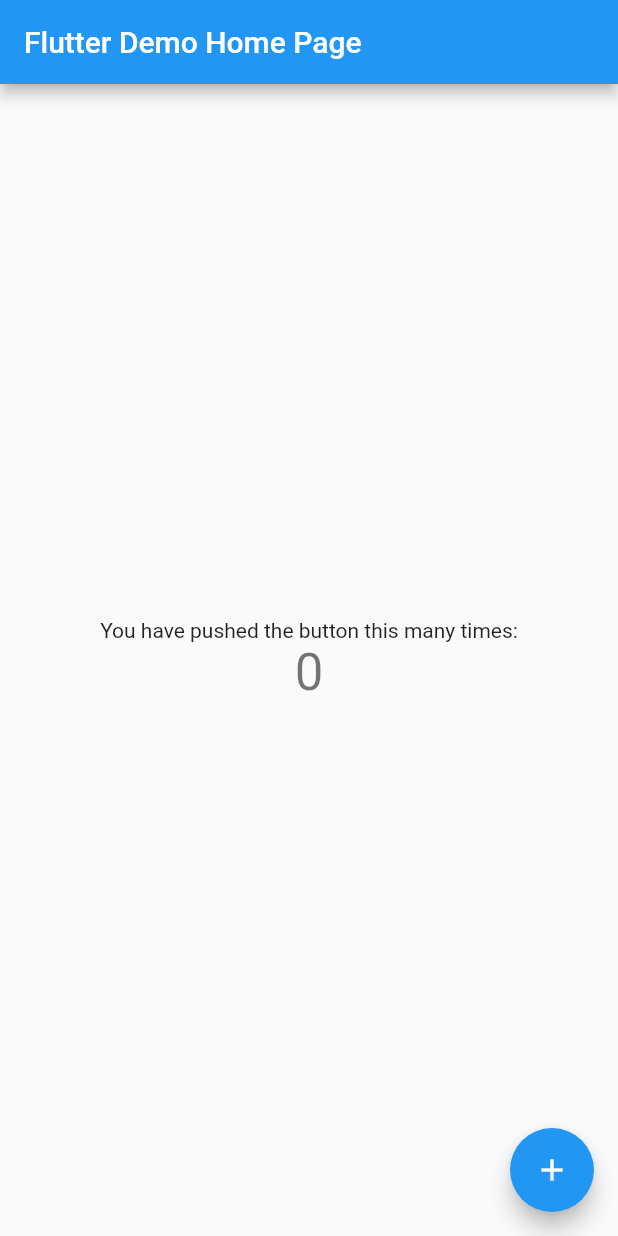
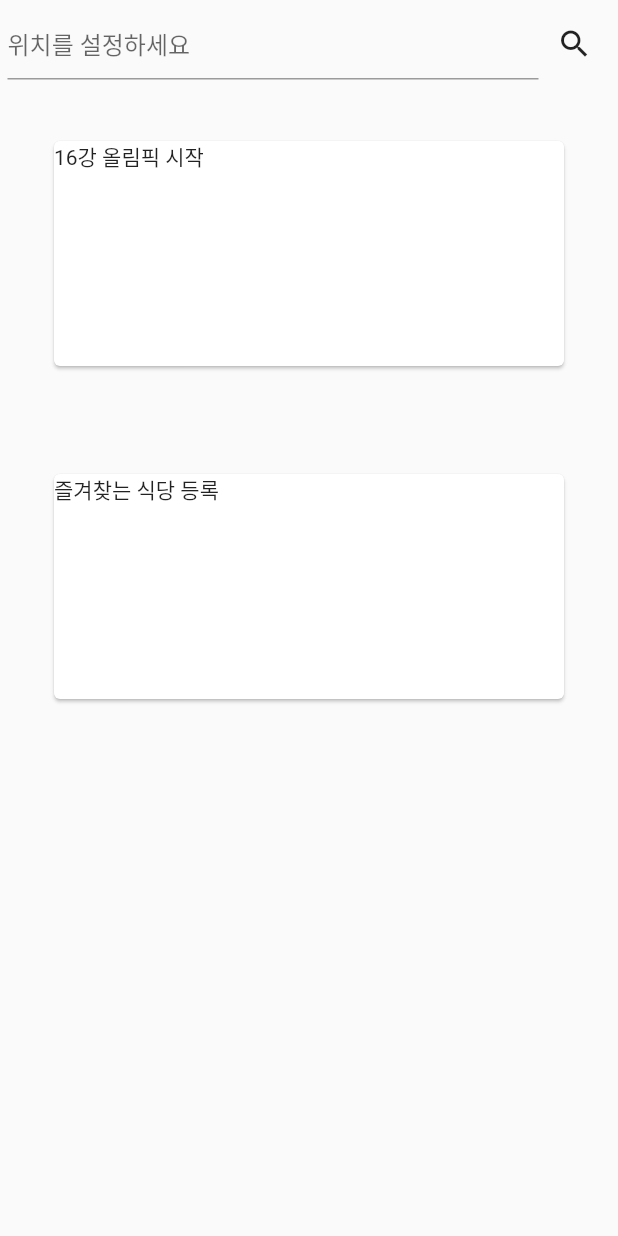
Before and after one commit to dobecom/wte_today, a Flutter app: the screen it shows after launch, on a phone screen of 412 x 824 dp. Run offline on Flutter 3.47's test engine with Material 2 defaults, Android fonts, the phone set to English and light mode, and no system bars.

Commit message:
홈화면 구조 생성, 시작설정 페이지 라우팅 등

```diff
--- a/lib/main.dart
+++ b/lib/main.dart
@@ -1,65 +1,210 @@
 import 'package:flutter/material.dart';
+import 'src/components/RestaurantDetail.dart';
+import 'src/components/StartOption.dart';
+import 'src/models/Restaurants.dart';
 
 void main() {
   runApp(const MyApp());
 }
 
+Widget registerRestaurantWidget = Container(
+  padding: const EdgeInsets.all(32),
+  child: Card(
+    child: InkWell(
+        splashColor: Colors.blue.withAlpha(30),
+        onTap: () {},
+        child: const SizedBox(
+          width: 300,
+          height: 150,
+          child: Text('즐겨찾는 식당 등록'),
+        )),
+  ),
+);
+
+class startOlympicWidget extends StatelessWidget {
+  const startOlympicWidget({Key? key}) : super(key: key);
+
+  @override
+  Widget build(BuildContext context) {
+    return Container(
+      padding: const EdgeInsets.all(32),
+      child: Card(
+        child: InkWell(
+            splashColor: Colors.blue.withAlpha(30),
+            onTap: () {
+              Navigator.push(context, MaterialPageRoute(builder: (context) {
+                return const StartOption();
+              }));
+            },
+            child: const SizedBox(
+              width: 300,
+              height: 150,
+              child: Text('16강 올림픽 시작'),
+            )),
+      ),
+    );
+  }
+}
+// Widget startOlympicWidget = Container(
+//   padding: const EdgeInsets.all(32),
+//   child: Card(
+//     child: InkWell(
+//         splashColor: Colors.blue.withAlpha(30),
+//         onTap: () {
+//           Navigator.push(context, )
+//         },
+//         child: const SizedBox(
+//           width: 300,
+//           height: 150,
+//           child: Text('16강 올림픽 시작'),
+//         )),
+//   ),
+// );
+
+Widget searchTextField = Container(
+  padding: const EdgeInsets.all(5),
+  child: Row(
+    children: [
+      Expanded(
+        child: TextFormField(
+          decoration: const InputDecoration(hintText: '위치를 설정하세요'),
+        ),
+      ),
+      IconButton(onPressed: () {}, icon: const Icon(Icons.search))
+    ],
+  ),
+);
+
+Widget textSection = const Padding(
+  padding: EdgeInsets.all(32),
+  child: Text(
+    'Text(String data, {Key? key, TextStyle? style, StrutStyle? strutStyle, TextAlign? textAlign, TextDirection? textDirection, Locale? locale, bool? softWrap, TextOverflow? overflow, double? textScaleFactor, int? maxLines, String? semanticsLabel, TextWidthBasis? textWidthBasis, TextHeightBehavior? textHeightBehavior})',
+    softWrap: true,
+  ),
+);
+
+Widget titleSection = Container(
+  padding: const EdgeInsets.all(32),
+  child: Row(
+    children: [
+      Expanded(
+        child: Column(
+          crossAxisAlignment: CrossAxisAlignment.start,
+          children: [
+            Container(
+              padding: const EdgeInsets.only(bottom: 8),
+              child: const Text(
+                'Oeschinen Lake Campground',
+                style: TextStyle(
+                  fontWeight: FontWeight.bold,
+                ),
+              ),
+            ),
+            Text(
+              'Kandersteg, Switzerland',
+              style: TextStyle(color: Colors.grey[500]),
+            ),
+          ],
+        ),
+      ),
+      const Icon(
+        Icons.star,
+        color: Colors.red,
+      ),
+      const Text('41')
+    ],
+  ),
+);
+
 class MyApp extends StatelessWidget {
   const MyApp({Key? key}) : super(key: key);
+
   @override
   Widget build(BuildContext context) {
+    Color color = Theme.of(context).primaryColor;
+    Widget buttonSection = Row(
+      mainAxisAlignment: MainAxisAlignment.spaceEvenly,
+      children: [
+        _buildButtonColumn(color, Icons.call, 'CALL'),
+        _buildButtonColumn(color, Icons.near_me, 'ROUTE'),
+        _buildButtonColumn(color, Icons.share, 'SHARE'),
+        TextFormField(
+          decoration: const InputDecoration(
+            hintText: 'hi',
+          ),
+        ),
+      ],
+    );
+
     return MaterialApp(
       title: 'Flutter Demo',
       theme: ThemeData(
         primarySwatch: Colors.blue,
       ),
-      home: const MyHomePage(title: 'Flutter Demo Home Page'),
+      home: MyHomePage(buttonSection: buttonSection),
     );
+  }
+
+  Column _buildButtonColumn(Color color, IconData icon, String label) {
+    return Column(
+        mainAxisSize: MainAxisSize.min,
+        mainAxisAlignment: MainAxisAlignment.center,
+        children: [
+          Icon(icon, color: color),
+          Container(
+            margin: const EdgeInsets.only(top: 8),
+            child: Text(
+              label,
+              style: TextStyle(
+                fontSize: 12,
+                fontWeight: FontWeight.w400,
+                color: color,
+              ),
+            ),
+          ),
+        ]);
   }
 }
 
 class MyHomePage extends StatefulWidget {
-  const MyHomePage({Key? key, required this.title}) : super(key: key);
-  final String title;
+  const MyHomePage({
+    Key? key,
+    required this.buttonSection,
+  }) : super(key: key);
+
+  final Widget buttonSection;
 
   @override
   State<MyHomePage> createState() => _MyHomePageState();
 }
 
 class _MyHomePageState extends State<MyHomePage> {
-  int _counter = 0;
-
-  void _incrementCounter() {
-    setState(() {
-      _counter++;
-    });
-  }
-
   @override
   Widget build(BuildContext context) {
     return Scaffold(
-      appBar: AppBar(
-        title: Text(widget.title),
+      body: ListView(
+        children: [
+          searchTextField,
+          const startOlympicWidget(),
+          registerRestaurantWidget,
+          // Image.asset(
+          //   'lib/images/platform.png',
+          //   width: 600,
+          //   height: 240,
+          //   fit: BoxFit.cover,
+          // ),
+          // titleSection,
+          // textSection,
+          // for (var restaurant in restaurants)
+          //   ListTile(
+          //       leading: Image.network(restaurant.picture as String),
+          //       title: Text(restaurant.name as String),
+          //       onTap: () => {
+          //             Navigator.of(context).push(MaterialPageRoute(
+          //                 builder: (context) => RestaurantDetail(restaurant)))
+          //           }),
+        ],
       ),
-      body: Center(
-        child: Column(
-          mainAxisAlignment: MainAxisAlignment.center,
-          children: <Widget>[
-            const Text(
-              'You have pushed the button this many times:',
-            ),
-            Text(
-              '$_counter',
-              style: Theme.of(context).textTheme.headline4,
-            ),
-          ],
-        ),
-      ),
-      floatingActionButton: FloatingActionButton(
-        onPressed: _incrementCounter,
-        tooltip: 'Increment',
-        child: const Icon(Icons.add),
-      ), // This trailing comma makes auto-formatting nicer for build methods.
     );
   }
 }
--- a/pubspec.yaml
+++ b/pubspec.yaml
@@ -56,6 +56,8 @@
   # included with your application, so that you can use the icons in
   # the material Icons class.
   uses-material-design: true
+  assets:
+    - lib/images/platform.png
 
   # To add assets to your application, add an assets section, like this:
   # assets:
```
Also changed, not shown: lib/src/components/RestaurantDetail.dart (added, +18 -0 lines), lib/src/components/StartOption.dart (added, +51 -0 lines), lib/src/models/Restaurants.dart (added, +31 -0 lines), lib/images/platform.png (added).
